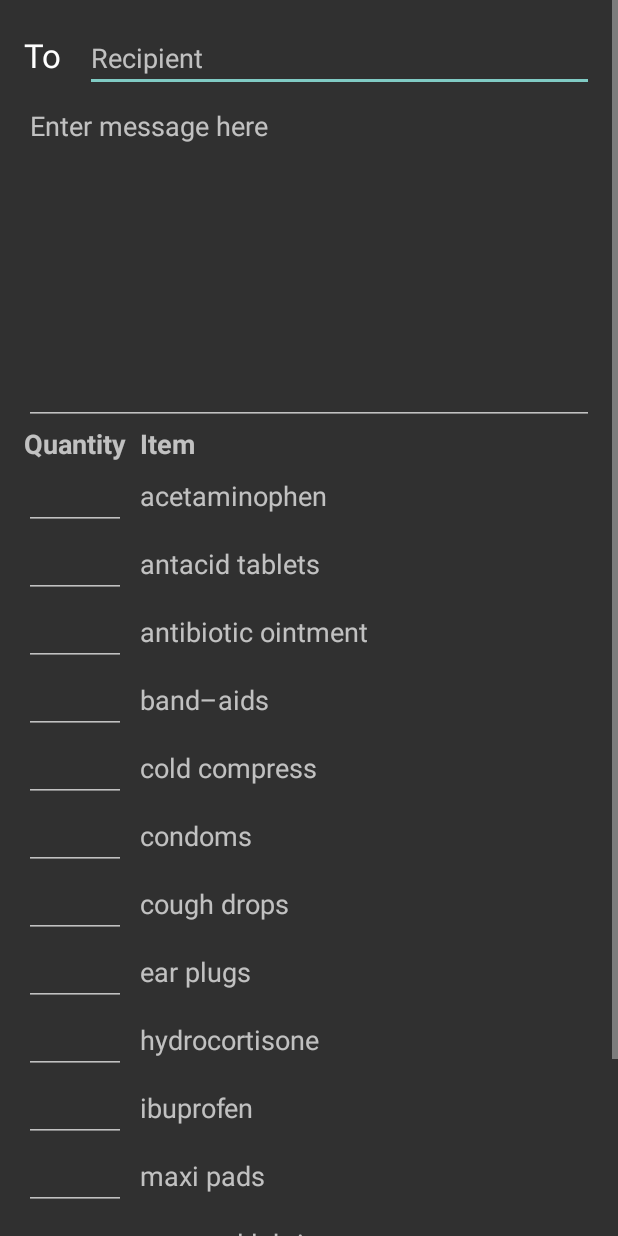
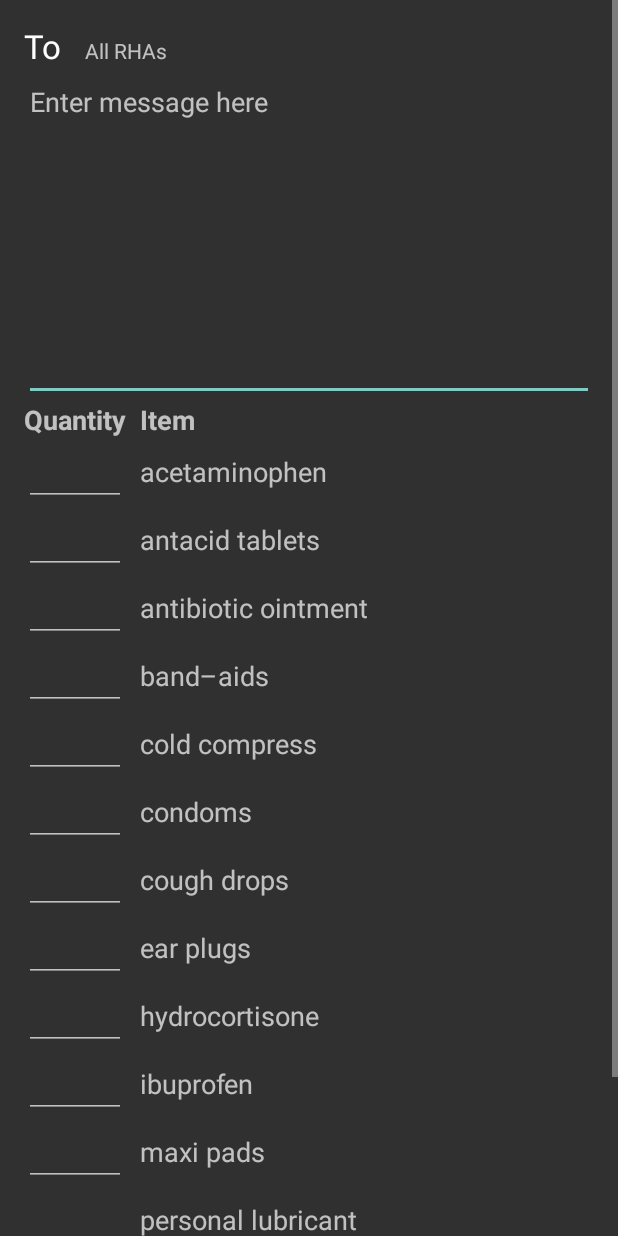
Before and after one commit to jdvp/RHApp, an Android app: the RHAList screen opened directly, with no data from a screen before it, after a tap on "SEND MESSAGE TO ALL RHAS", on a phone screen of 412 x 824 dp. Run offline under Robolectric (Android 15) with nearby library versions, the phone set to English and light mode, and no system bars.

Commit message:
set recipient display in SendMessageToAll

```diff
--- a/app/src/main/java/net/rhapp/rhapp/RHAList.java
+++ b/app/src/main/java/net/rhapp/rhapp/RHAList.java
@@ -15,10 +15,16 @@ import android.widget.ListView;
 import android.widget.Spinner;
 import android.widget.Toast;
 
+import java.util.ArrayList;
+import java.util.HashMap;
+import java.util.List;
+import java.util.Map;
+
 
 public class RHAList extends ActionBarActivity implements LoaderManager.LoaderCallbacks<Cursor> {
 
     private String collegeSelection;
+    private List<Map<String, String>> practiceList;
 
     @Override
     protected void onCreate(Bundle savedInstanceState) {
@@ -31,7 +37,10 @@ public class RHAList extends ActionBarActivity implements LoaderManager.LoaderCa
 
         // set listeners
         collegeSelectSpinner.setOnItemSelectedListener(new collegeSelectListener());
-       rhaList.setOnItemClickListener(new rhaListListener());
+        rhaList.setOnItemClickListener(new rhaListListener());
+
+        practiceList = new ArrayList<Map<String,String>>();
+        initList();
 
     }
 
@@ -112,7 +121,22 @@ public class RHAList extends ActionBarActivity implements LoaderManager.LoaderCa
     }
 
     public void goToSendMessageToAll (View view) {
-        Intent MsgToAllIntent = new Intent(this, SendMessageToAll.class);
-        startActivity(MsgToAllIntent);
+        Intent msgToAllIntent = new Intent(this, SendMessageToAll.class);
+        msgToAllIntent.putExtra("college", collegeSelection);
+        startActivity(msgToAllIntent);
     }
+
+    private HashMap<String, String> dummyID (String college, String name) {
+        HashMap<String, String> thing = new HashMap<String, String>();
+        thing.put(college, name);
+        return thing;
+    }
+
+
+    private void initList() {
+        practiceList.add(dummyID("Wiess", "Jess"));
+        practiceList.add(dummyID("Wiess", "GaYoung"));
+        practiceList.add(dummyID("Karan", "S"));
+    }
+
 }
--- a/app/src/main/java/net/rhapp/rhapp/SendMessageToAll.java
+++ b/app/src/main/java/net/rhapp/rhapp/SendMessageToAll.java
@@ -4,6 +4,7 @@ import android.support.v7.app.ActionBarActivity;
 import android.os.Bundle;
 import android.view.Menu;
 import android.view.MenuItem;
+import android.widget.TextView;
 
 
 public class SendMessageToAll extends ActionBarActivity {
@@ -12,6 +13,8 @@ public class SendMessageToAll extends ActionBarActivity {
     protected void onCreate(Bundle savedInstanceState) {
         super.onCreate(savedInstanceState);
         setContentView(R.layout.activity_send_message_to_all);
+
+        setRecipientDisplay();
     }
 
 
@@ -36,4 +39,14 @@ public class SendMessageToAll extends ActionBarActivity {
 
         return super.onOptionsItemSelected(item);
     }
+
+    private void setRecipientDisplay() {
+        // display recipient
+        String recipients = getIntent().getStringExtra("college");
+        TextView recipientDisplay = (TextView)findViewById(R.id.toName);
+        if (recipients.equals("All Colleges"))
+            recipientDisplay.setText("All RHAs");
+        else
+            recipientDisplay.setText("All " + recipients + " RHAs");
+    }
 }
--- a/app/src/main/res/layout/activity_send_message_to_all.xml
+++ b/app/src/main/res/layout/activity_send_message_to_all.xml
@@ -34,7 +34,7 @@
                     android:layout_alignParentLeft="true"
                     android:layout_alignParentStart="true" />
 
-                <EditText
+                <TextView
                     android:layout_width="match_parent"
                     android:layout_height="wrap_content"
                     android:inputType="textPersonName"
```
